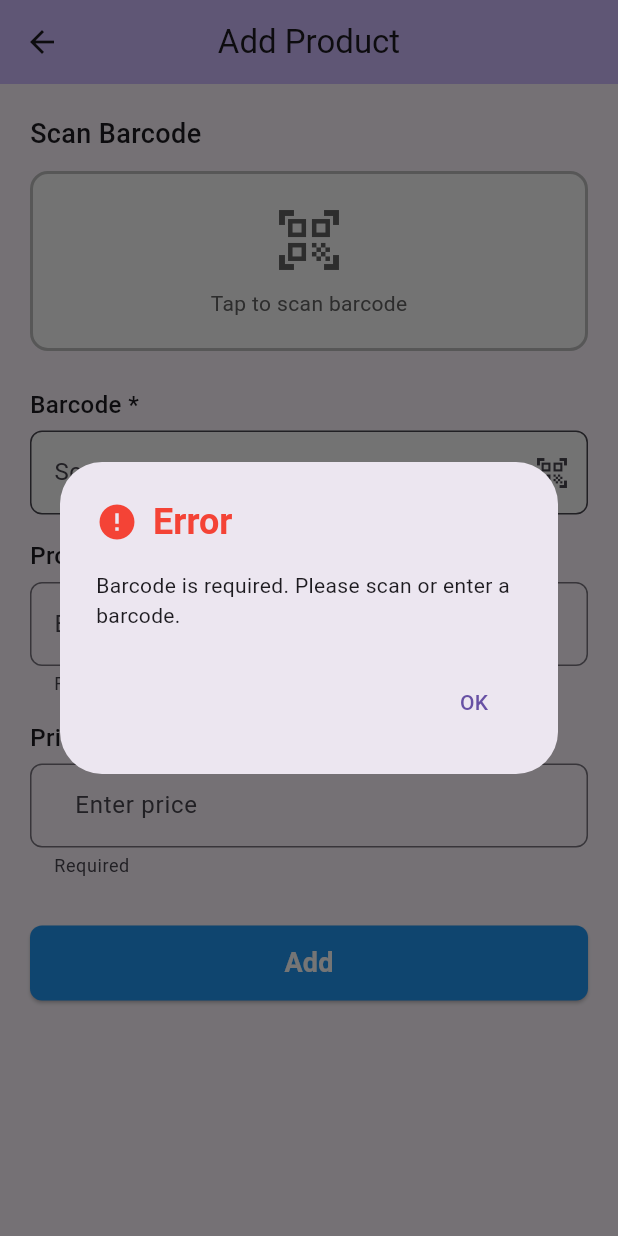
After one commit to devzonedo/product_promo_app, a Flutter app: the ProductAddScreen screen opened directly, after a tap on "Add", on a phone screen of 412 x 824 dp. The commit adds this screen. Run offline on Flutter 3.47's test engine with Material 3 defaults, Android fonts, the phone set to English and light mode, and no system bars; our stand-ins replace shared_preferences; missing offline and left inert: mobile_scanner; accounts and stored records are empty.

Commit message:
add product

```diff
--- /dev/null
+++ b/lib/models/product.dart
@@ -0,0 +1,26 @@
+class Product {
+  final int id;
+  final String barcode;
+  final String name;
+  final double price;
+
+  Product({
+    required this.id,
+    required this.barcode,
+    required this.name,
+    required this.price,
+  });
+
+  factory Product.fromJson(Map<String, dynamic> json) {
+    return Product(
+      id: json['id'],
+      barcode: json['barcode'] ?? '',
+      name: json['name'],
+      price: json['price'].toDouble(),
+    );
+  }
+
+  Map<String, dynamic> toJson() {
+    return {'id': id, 'barcode': barcode, 'name': name, 'price': price};
+  }
+}
--- /dev/null
+++ b/lib/screens/product_add_screen.dart
@@ -0,0 +1,489 @@
+import 'package:flutter/material.dart';
+import 'package:mobile_scanner/mobile_scanner.dart';
+import '../services/api_service.dart';
+import '../models/product.dart';
+
+class ProductAddScreen extends StatefulWidget {
+  const ProductAddScreen({super.key});
+
+  @override
+  State<ProductAddScreen> createState() => _ProductAddScreenState();
+}
+
+class _ProductAddScreenState extends State<ProductAddScreen> {
+  final TextEditingController _barcodeController = TextEditingController();
+  final TextEditingController _productNameController = TextEditingController();
+  final TextEditingController _priceController = TextEditingController();
+  bool _isLoading = false;
+
+  final ApiService _apiService = ApiService();
+
+  void _scanBarcode() async {
+    final String? result = await Navigator.push(
+      context,
+      MaterialPageRoute(builder: (context) => const BarcodeScannerPage()),
+    );
+
+    if (result != null && result.isNotEmpty) {
+      setState(() {
+        _barcodeController.text = result;
+      });
+    }
+  }
+
+  Future<void> _addProduct() async {
+    final String barcode = _barcodeController.text.trim();
+    final String productName = _productNameController.text.trim();
+    final String price = _priceController.text.trim();
+
+    // Validation
+    if (barcode.isEmpty) {
+      _showErrorDialog('Barcode is required. Please scan or enter a barcode.');
+      return;
+    }
+
+    if (productName.isEmpty) {
+      _showErrorDialog('Product Name is required.');
+      return;
+    }
+
+    if (price.isEmpty) {
+      _showErrorDialog('Price is required.');
+      return;
+    }
+
+    // Convert price to double
+    double? priceValue;
+    try {
+      priceValue = double.parse(price);
+    } catch (e) {
+      _showErrorDialog('Please enter a valid price (e.g., 35.50)');
+      return;
+    }
+
+    setState(() {
+      _isLoading = true;
+    });
+
+    // Call ApiService to add product
+    final result = await _apiService.addProduct(
+      barcode: barcode,
+      name: productName,
+      price: priceValue,
+    );
+
+    setState(() {
+      _isLoading = false;
+    });
+
+    if (result['success'] == true) {
+      // Success - parse the response data
+      final Map<String, dynamic> productData = result['data'];
+      final Product product = Product.fromJson(productData);
+      _showSuccessDialog(product);
+      _clearForm();
+    } else {
+      // Error
+      _showErrorDialog(
+        result['error'] ?? 'Failed to add product. Please try again.',
+      );
+    }
+  }
+
+  void _showSuccessDialog(Product product) {
+    showDialog(
+      context: context,
+      builder: (context) => AlertDialog(
+        title: const Row(
+          children: [
+            Icon(Icons.check_circle, color: Colors.green, size: 28),
+            SizedBox(width: 10),
+            Text('Successfull', style: TextStyle(fontWeight: FontWeight.bold)),
+          ],
+        ),
+        content: SingleChildScrollView(
+          // ← Add this to make content scrollable
+          child: Column(
+            mainAxisSize: MainAxisSize.min,
+            crossAxisAlignment: CrossAxisAlignment.start,
+            children: [
+              const SizedBox(height: 8),
+              _buildDetailRow('Product ID', product.id.toString()),
+              const SizedBox(height: 12),
+              _buildDetailRow('Name', product.name),
+              const SizedBox(height: 12),
+              _buildDetailRow('Price', '\$${product.price.toStringAsFixed(2)}'),
+            ],
+          ),
+        ),
+        actions: [
+          TextButton(
+            onPressed: () => Navigator.pop(context),
+            child: const Text('OK'),
+          ),
+        ],
+      ),
+    );
+  }
+
+  void _showErrorDialog(String message) {
+    showDialog(
+      context: context,
+      builder: (context) => AlertDialog(
+        title: const Row(
+          children: [
+            Icon(Icons.error, color: Colors.red, size: 28),
+            SizedBox(width: 10),
+            Text(
+              'Error',
+              style: TextStyle(fontWeight: FontWeight.bold, color: Colors.red),
+            ),
+          ],
+        ),
+        content: Text(message),
+        actions: [
+          TextButton(
+            onPressed: () => Navigator.pop(context),
+            child: const Text('OK'),
+          ),
+        ],
+      ),
+    );
+  }
+
+  void _clearForm() {
+    setState(() {
+      _barcodeController.clear();
+      _productNameController.clear();
+      _priceController.clear();
+    });
+  }
+
+  Widget _buildDetailRow(String label, String value) {
+    return Row(
+      crossAxisAlignment: CrossAxisAlignment.start,
+      children: [
+        SizedBox(
+          width: 100,
+          child: Text(
+            label,
+            style: const TextStyle(fontWeight: FontWeight.w600, fontSize: 16),
+          ),
+        ),
+        Expanded(child: Text(value, style: const TextStyle(fontSize: 16))),
+      ],
+    );
+  }
+
+  @override
+  void dispose() {
+    _barcodeController.dispose();
+    _productNameController.dispose();
+    _priceController.dispose();
+    super.dispose();
+  }
+
+  @override
+  Widget build(BuildContext context) {
+    return Scaffold(
+      appBar: AppBar(
+        title: const Text('Add Product'),
+        backgroundColor: Theme.of(context).colorScheme.inversePrimary,
+        centerTitle: true,
+      ),
+      body: SingleChildScrollView(
+        padding: const EdgeInsets.all(20.0),
+        child: Column(
+          crossAxisAlignment: CrossAxisAlignment.start,
+          children: [
+            // Scan Barcode Section
+            const Text(
+              'Scan Barcode',
+              style: TextStyle(fontSize: 18, fontWeight: FontWeight.w500),
+            ),
+            const SizedBox(height: 12),
+            InkWell(
+              onTap: _scanBarcode,
+              child: Container(
+                height: 120,
+                width: double.infinity,
+                decoration: BoxDecoration(
+                  border: Border.all(color: Colors.grey.shade400, width: 2),
+                  borderRadius: BorderRadius.circular(12),
+                  color: Colors.grey.shade50,
+                ),
+                child: Column(
+                  mainAxisAlignment: MainAxisAlignment.center,
+                  children: [
+                    Icon(
+                      Icons.qr_code_scanner,
+                      size: 48,
+                      color: Colors.grey.shade700,
+                    ),
+                    const SizedBox(height: 8),
+                    Text(
+                      'Tap to scan barcode',
+                      style: TextStyle(
+                        color: Colors.grey.shade700,
+                        fontSize: 14,
+                      ),
+                    ),
+                  ],
+                ),
+              ),
+            ),
+            const SizedBox(height: 24),
+
+            // Barcode Field (Read-only)
+            const Text(
+              'Barcode *',
+              style: TextStyle(fontSize: 16, fontWeight: FontWeight.w500),
+            ),
+            const SizedBox(height: 6),
+            TextField(
+              controller: _barcodeController,
+              readOnly: true,
+              decoration: InputDecoration(
+                hintText: 'Scan or enter barcode',
+                border: OutlineInputBorder(
+                  borderRadius: BorderRadius.circular(8),
+                ),
+                suffixIcon: IconButton(
+                  icon: const Icon(Icons.qr_code_scanner),
+                  onPressed: _scanBarcode,
+                  tooltip: 'Scan Barcode',
+                ),
+                filled: true,
+                fillColor: Colors.grey.shade50,
+              ),
+            ),
+            const SizedBox(height: 16),
+
+            // Product Name Field (Mandatory)
+            const Text(
+              'Product Name *',
+              style: TextStyle(fontSize: 16, fontWeight: FontWeight.w500),
+            ),
+            const SizedBox(height: 6),
+            TextField(
+              controller: _productNameController,
+              decoration: InputDecoration(
+                hintText: 'Enter product name',
+                border: OutlineInputBorder(
+                  borderRadius: BorderRadius.circular(8),
+                ),
+                helperText: 'Required',
+                helperStyle: const TextStyle(fontSize: 12),
+              ),
+            ),
+            const SizedBox(height: 16),
+
+            // Price Field (Mandatory)
+            const Text(
+              'Price *',
+              style: TextStyle(fontSize: 16, fontWeight: FontWeight.w500),
+            ),
+            const SizedBox(height: 6),
+            TextField(
+              controller: _priceController,
+              decoration: InputDecoration(
+                hintText: 'Enter price',
+                border: OutlineInputBorder(
+                  borderRadius: BorderRadius.circular(8),
+                ),
+                prefixText: '\$ ',
+                helperText: 'Required',
+                helperStyle: const TextStyle(fontSize: 12),
+              ),
+              keyboardType: TextInputType.number,
+            ),
+            const SizedBox(height: 32),
+
+            // Add Button with Loading indicator
+            SizedBox(
+              width: double.infinity,
+              height: 50,
+              child: ElevatedButton(
+                onPressed: _isLoading ? null : _addProduct,
+                style: ElevatedButton.styleFrom(
+                  backgroundColor: Colors.blue,
+                  foregroundColor: Colors.white,
+                  shape: RoundedRectangleBorder(
+                    borderRadius: BorderRadius.circular(8),
+                  ),
+                ),
+                child: _isLoading
+                    ? const SizedBox(
+                        height: 20,
+                        width: 20,
+                        child: CircularProgressIndicator(
+                          strokeWidth: 2,
+                          valueColor: AlwaysStoppedAnimation<Color>(
+                            Colors.white,
+                          ),
+                        ),
+                      )
+                    : const Text(
+                        'Add',
+                        style: TextStyle(
+                          fontSize: 18,
+                          fontWeight: FontWeight.w600,
+                        ),
+                      ),
+              ),
+            ),
+            const SizedBox(height: 20),
+          ],
+        ),
+      ),
+    );
+  }
+}
+
+// Barcode Scanner Page
+class BarcodeScannerPage extends StatefulWidget {
+  const BarcodeScannerPage({super.key});
+
+  @override
+  State<BarcodeScannerPage> createState() => _BarcodeScannerPageState();
+}
+
+class _BarcodeScannerPageState extends State<BarcodeScannerPage> {
+  final MobileScannerController _controller = MobileScannerController();
+  bool _isBusy = false;
+  bool _torchEnabled = false;
+
+  @override
+  void dispose() {
+    _controller.dispose();
+    super.dispose();
+  }
+
+  @override
+  Widget build(BuildContext context) {
+    return Scaffold(
+      appBar: AppBar(
+        title: const Text('Scan Barcode'),
+        centerTitle: true,
+        actions: [
+          IconButton(
+            icon: Icon(_torchEnabled ? Icons.flash_on : Icons.flash_off),
+            onPressed: () async {
+              setState(() {
+                _torchEnabled = !_torchEnabled;
+              });
+              await _controller.toggleTorch();
+            },
+          ),
+        ],
+      ),
+      body: Stack(
+        children: [
+          MobileScanner(
+            controller: _controller,
+            onDetect: (capture) {
+              if (_isBusy) return;
+
+              final List<Barcode> barcodes = capture.barcodes;
+              for (final barcode in barcodes) {
+                final String? rawValue = barcode.rawValue;
+                if (rawValue != null && rawValue.isNotEmpty) {
+                  _isBusy = true;
+                  Navigator.pop(context, rawValue);
+                  return;
+                }
+              }
+            },
+          ),
+          Center(
+            child: Container(
+              width: 250,
+              height: 250,
+              decoration: BoxDecoration(
+                border: Border.all(color: Colors.white, width: 2),
+                borderRadius: BorderRadius.circular(12),
+              ),
+              child: Stack(
+                children: [
+                  Positioned(
+                    top: -1,
+                    left: -1,
+                    child: Container(
+                      width: 40,
+                      height: 40,
+                      decoration: const BoxDecoration(
+                        border: Border(
+                          top: BorderSide(color: Colors.green, width: 4),
+                          left: BorderSide(color: Colors.green, width: 4),
+                        ),
+                      ),
+                    ),
+                  ),
+                  Positioned(
+                    top: -1,
+                    right: -1,
+                    child: Container(
+                      width: 40,
+                      height: 40,
+                      decoration: const BoxDecoration(
+                        border: Border(
+                          top: BorderSide(color: Colors.green, width: 4),
+                          right: BorderSide(color: Colors.green, width: 4),
+                        ),
+                      ),
+                    ),
+                  ),
+                  Positioned(
+                    bottom: -1,
+                    left: -1,
+                    child: Container(
+                      width: 40,
+                      height: 40,
+                      decoration: const BoxDecoration(
+                        border: Border(
+                          bottom: BorderSide(color: Colors.green, width: 4),
+                          left: BorderSide(color: Colors.green, width: 4),
+                        ),
+                      ),
+                    ),
+                  ),
+                  Positioned(
+                    bottom: -1,
+                    right: -1,
+                    child: Container(
+                      width: 40,
+                      height: 40,
+                      decoration: const BoxDecoration(
+                        border: Border(
+                          bottom: BorderSide(color: Colors.green, width: 4),
+                          right: BorderSide(color: Colors.green, width: 4),
+                        ),
+                      ),
+                    ),
+                  ),
+                ],
+              ),
+            ),
+          ),
+          Positioned(
+            bottom: 40,
+            left: 20,
+            right: 20,
+            child: Container(
+              padding: const EdgeInsets.symmetric(vertical: 12, horizontal: 16),
+              decoration: BoxDecoration(
+                color: Colors.black54,
+                borderRadius: BorderRadius.circular(8),
+              ),
+              child: const Text(
+                'Position the barcode inside the frame',
+                style: TextStyle(color: Colors.white),
+                textAlign: TextAlign.center,
+              ),
+            ),
+          ),
+        ],
+      ),
+    );
+  }
+}
--- a/lib/services/api_service.dart
+++ b/lib/services/api_service.dart
@@ -2,7 +2,7 @@ import 'dart:convert';
 import 'package:http/http.dart' as http;
 
 class ApiService {
-  static const String baseUrl = 'http://192.168.1.2:3000';
+  static const String baseUrl = 'http://192.168.1.3:3000';
   // For Android emulator: static const String baseUrl = 'http://10.0.2.2:3000';
 
   Future<Map<String, dynamic>> login(String username, String password) async {
@@ -40,6 +40,53 @@ class ApiService {
         'error':
             'Unable to connect to server. Please check your internet connection.',
       };
+    }
+  }
+
+  Future<Map<String, dynamic>> _authenticateUser(
+    String username,
+    String password,
+  ) async {
+    try {
+      final url = Uri.parse('http://192.168.1.2:3000/token');
+
+      // For Android emulator, use:
+      // final url = Uri.parse('http://10.0.2.2:3000/token');
+
+      final response = await http
+          .post(
+            url,
+            headers: {'Content-Type': 'application/json'},
+            body: jsonEncode({'username': username, 'password': password}),
+          )
+          .timeout(
+            const Duration(seconds: 10),
+            onTimeout: () {
+              throw Exception('Connection timeout. Please try again.');
+            },
+          );
+
+      if (response.statusCode == 200) {
+        final Map<String, dynamic> responseData = jsonDecode(response.body);
+
+        if (responseData.containsKey('token') &&
+            responseData['token'] != null) {
+          return {'success': true, 'token': responseData['token']};
+        } else {
+          return {
+            'success': false,
+            'error': 'Invalid response from server: Token not found',
+          };
+        }
+      } else {
+        // String errorMessage = _getErrorMessage(
+        //   response.statusCode,
+        //   response.body,
+        // );
+        return {'success': false, 'error': 'Error login'};
+      }
+    } catch (e) {
+      return {'success': false, 'error': 'Connection failed: ${e.toString()}'};
     }
   }
 
@@ -83,4 +130,59 @@ class ApiService {
         return 'Login failed. Please try again. (Error: ${response.statusCode})';
     }
   }
+
+  Future<Map<String, dynamic>> addProduct({
+    required String barcode,
+    required String name,
+    required double price,
+  }) async {
+    try {
+      final Map<String, dynamic> requestBody = {
+        "barcode": barcode,
+        "name": name,
+        "price": price,
+      };
+
+      print('Adding product with data: $requestBody'); // Debugging log
+      final response = await http.post(
+        Uri.parse('$baseUrl/products'),
+        headers: {'Content-Type': 'application/json'},
+        body: jsonEncode(requestBody),
+      );
+
+      if (response.statusCode == 200) {
+        final Map<String, dynamic> responseData = jsonDecode(response.body);
+        return {
+          'success': true,
+          'data': responseData,
+          'statusCode': response.statusCode,
+        };
+      } else {
+        // Try to get error message from response
+        String errorMessage =
+            'Server returned status code: ${response.statusCode}';
+        try {
+          final Map<String, dynamic> errorData = jsonDecode(response.body);
+          if (errorData.containsKey('message')) {
+            errorMessage = errorData['message'];
+          } else if (errorData.containsKey('error')) {
+            errorMessage = errorData['error'];
+          }
+        } catch (e) {
+          // If response body is not JSON
+          errorMessage = response.body.isNotEmpty
+              ? response.body
+              : errorMessage;
+        }
+
+        return {
+          'success': false,
+          'error': errorMessage,
+          'statusCode': response.statusCode,
+        };
+      }
+    } catch (e) {
+      return {'success': false, 'error': 'Network error: ${e.toString()}'};
+    }
+  }
 }
--- a/pubspec.yaml
+++ b/pubspec.yaml
@@ -32,6 +32,7 @@ dependencies:
     sdk: flutter
   http: ^1.1.0
   shared_preferences: ^2.2.2
+  mobile_scanner: ^3.5.0
 
   # The following adds the Cupertino Icons font to your application.
   # Use with the CupertinoIcons class for iOS style icons.
```
Also changed, not shown: lib/screens/home_screen.dart (+8 -0 lines), lib/screens/login_screen.dart (+46 -43 lines), 1 other file.
